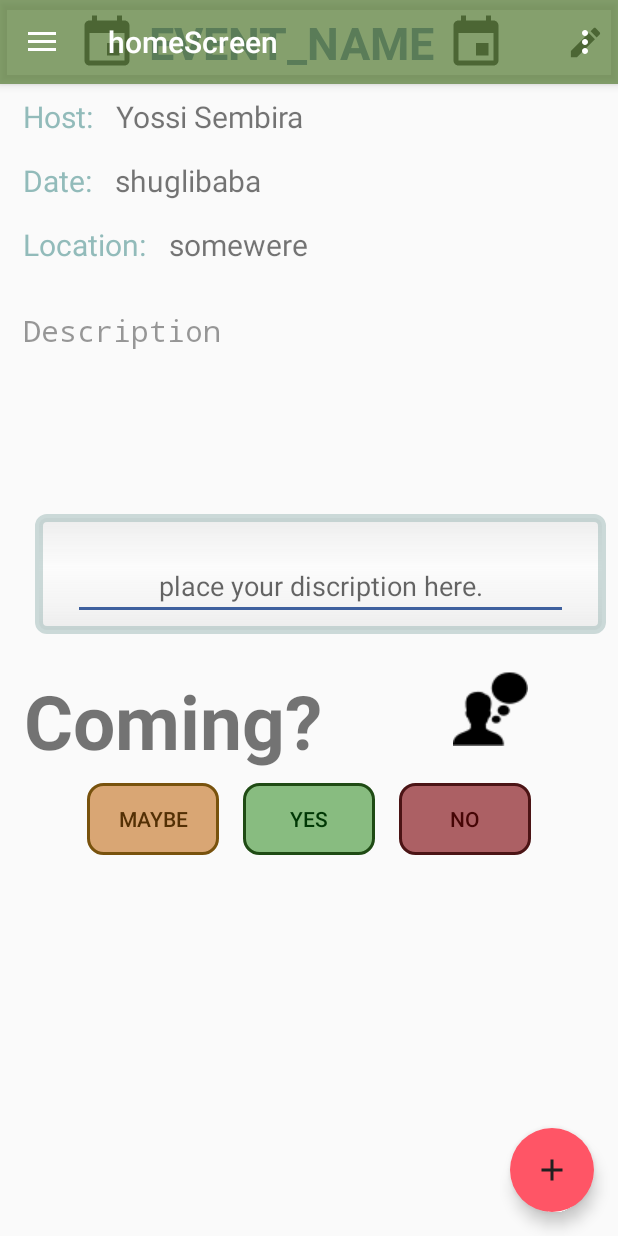
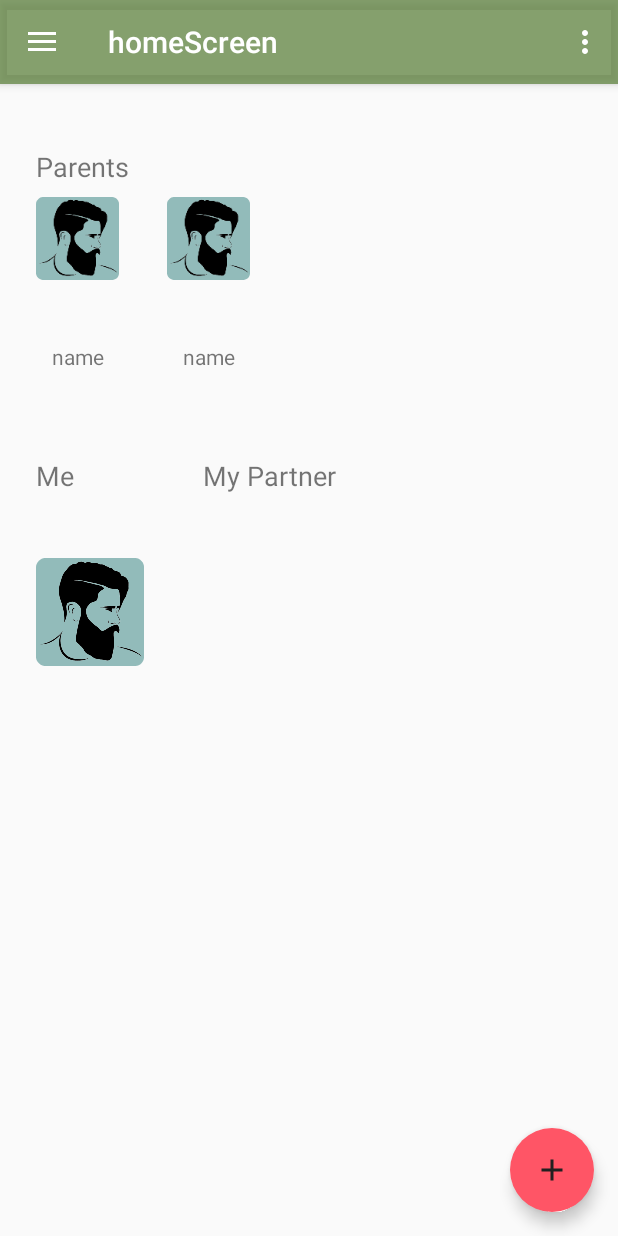
Before and after one commit to ben-sembira-1/Family-Hub, an Android app: the homeScreen screen opened directly, with no data from a screen before it, in the side drawer, after a tap on "Family Tree", on a phone screen of 412 x 824 dp. Run offline under Robolectric (Android 15) with nearby library versions, the phone set to English and light mode, and no system bars; our stand-ins replace Firebase (no records; nobody signed in at launch, a user with empty details on screens opened directly); plain views replace StaggeredAnimationGroup.

```diff
--- a/LoginGUI/app/src/main/AndroidManifest.xml
+++ b/LoginGUI/app/src/main/AndroidManifest.xml
@@ -1,6 +1,7 @@
 <?xml version="1.0" encoding="utf-8"?>
 <manifest xmlns:android="http://schemas.android.com/apk/res/android"
     package="com.example.sembi.logingui">
+
     <!-- To auto-complete the email text field in the login form with the user's emails -->
     <uses-permission android:name="android.permission.GET_ACCOUNTS" />
     <uses-permission android:name="android.permission.READ_PHONE_STATE" />
@@ -17,7 +18,8 @@
         android:roundIcon="@mipmap/ic_launcher_round"
         android:supportsRtl="true"
         android:theme="@style/AppTheme">
-        <activity android:name=".SplashScreenSecondLaunch"></activity>
+
+        <activity android:name=".SplashScreenSecondLaunch" />
         <activity android:name=".SplashScreenFirstLaunch">
             <intent-filter>
                 <action android:name="android.intent.action.MAIN" />
@@ -27,7 +29,7 @@
         </activity>
         <activity
             android:name=".LoginActivity"
-            android:screenOrientation="portrait"></activity> <!-- Include the AdActivity configChanges and theme. -->
+            android:screenOrientation="portrait" /> <!-- Include the AdActivity configChanges and theme. -->
         <activity
             android:name="com.google.android.gms.ads.AdActivity"
             android:configChanges="keyboard|keyboardHidden|orientation|screenLayout|uiMode|screenSize|smallestScreenSize"
--- a/LoginGUI/app/src/main/java/com/example/sembi/logingui/homeScreen.java
+++ b/LoginGUI/app/src/main/java/com/example/sembi/logingui/homeScreen.java
@@ -1,12 +1,14 @@
 package com.example.sembi.logingui;
 
+import android.content.Context;
 import android.content.Intent;
 import android.os.Bundle;
 import android.util.Log;
+import android.view.LayoutInflater;
 import android.view.Menu;
 import android.view.MenuItem;
 import android.view.View;
-import android.view.ViewStub;
+import android.widget.LinearLayout;
 import android.widget.TextView;
 
 import com.google.android.material.floatingactionbutton.FloatingActionButton;
@@ -32,16 +34,12 @@ public class homeScreen extends AppCompatActivity
 
     TextView navFullName;
 
-    ViewStub stub;
-
     private static int currentId;
 
     @Override
     protected void onCreate(Bundle savedInstanceState) {
         super.onCreate(savedInstanceState);
         setContentView(R.layout.activity_home_screen);
-
-        stub = findViewById(R.id.layout_stub);
 
         currentId = -1;
 
@@ -146,6 +144,13 @@ public class homeScreen extends AppCompatActivity
         return super.onOptionsItemSelected(item);
     }
 
+    private void inflate(int layoutID) {
+        LinearLayout ll = findViewById(R.id.stubLinearLayout);
+        ll.removeAllViews();
+        LayoutInflater LI = (LayoutInflater) getSystemService(Context.LAYOUT_INFLATER_SERVICE);
+        ll.addView(LI.inflate(layoutID, ll, false));
+    }
+
     @SuppressWarnings("StatementWithEmptyBody")
     @Override
     public boolean onNavigationItemSelected(MenuItem item) {
@@ -157,13 +162,14 @@ public class homeScreen extends AppCompatActivity
         if (id == R.id.nav_members && id != currentId) {
 
         } else if (id == R.id.nav_events && id != currentId) {
-            stub.setLayoutResource(R.layout.activity_event);
-            stub.inflate();
+
+            inflate(R.layout.activity_event);
             currentId = id;
         } else if (id == R.id.nav_give_take && id != currentId) {
 
         } else if (id == R.id.nav_tree && id != currentId) {
-
+            inflate(R.layout.activity_family_tree);
+            currentId = id;
         } else if (id == R.id.nav_share) {
             Intent sendIntent = new Intent();
             sendIntent.setAction(Intent.ACTION_SEND);
@@ -178,7 +184,7 @@ public class homeScreen extends AppCompatActivity
             startActivity(intent);
         }
 
-        DrawerLayout drawer = (DrawerLayout) findViewById(R.id.drawer_layout);
+        DrawerLayout drawer = findViewById(R.id.drawer_layout);
         drawer.closeDrawer(GravityCompat.START);
 
 
--- a/LoginGUI/app/src/main/res/layout/activity_family_tree.xml
+++ b/LoginGUI/app/src/main/res/layout/activity_family_tree.xml
@@ -15,7 +15,7 @@
         android:text="Parents"
         android:textSize="18sp"
         app:layout_constraintStart_toStartOf="parent"
-        app:layout_constraintTop_toTopOf="parent" />
+        app:layout_constraintTop_toTopOf="@id/guideline1" />
 
     <ImageView
         android:id="@+id/leftParentIV"
@@ -41,14 +41,21 @@
         android:layout_width="wrap_content"
         android:layout_height="wrap_content"
         android:orientation="horizontal"
-        app:layout_constraintGuide_percent="0.25" />
+        app:layout_constraintGuide_percent="0.1" />
 
     <androidx.constraintlayout.widget.Guideline
         android:id="@+id/guideline2"
         android:layout_width="wrap_content"
         android:layout_height="wrap_content"
         android:orientation="horizontal"
-        app:layout_constraintGuide_percent="0.5" />
+        app:layout_constraintGuide_percent="0.35" />
+
+    <androidx.constraintlayout.widget.Guideline
+        android:id="@+id/guideline3"
+        android:layout_width="wrap_content"
+        android:layout_height="wrap_content"
+        android:orientation="horizontal"
+        app:layout_constraintGuide_percent="0.6" />
 
     <TextView
         android:id="@+id/meTV"
@@ -59,14 +66,14 @@
         android:text="Me"
         android:textSize="18sp"
         app:layout_constraintStart_toStartOf="parent"
-        app:layout_constraintTop_toTopOf="@+id/guideline1" />
+        app:layout_constraintTop_toTopOf="@+id/guideline2" />
 
     <ImageView
         android:id="@+id/meIV"
         android:layout_width="wrap_content"
         android:layout_height="wrap_content"
         android:layout_marginBottom="8dp"
-        app:layout_constraintBottom_toTopOf="@+id/guideline2"
+        app:layout_constraintBottom_toTopOf="@+id/guideline3"
         app:layout_constraintStart_toStartOf="@+id/meTV"
         app:layout_constraintTop_toBottomOf="@+id/meTV"
         app:srcCompat="@mipmap/no_profile_pic_round" />
@@ -85,36 +92,38 @@
         android:id="@+id/horizontalScrollView"
         android:layout_width="0dp"
         android:layout_height="0dp"
+        android:layout_marginTop="8dp"
+        android:layout_marginRight="8dp"
         android:layout_marginBottom="8dp"
-        android:layout_marginRight="8dp"
-        app:layout_constraintBottom_toTopOf="@+id/guideline2"
+        app:layout_constraintBottom_toTopOf="@+id/guideline3"
         app:layout_constraintEnd_toEndOf="parent"
         app:layout_constraintStart_toStartOf="@+id/myPartnersTV"
-        app:layout_constraintTop_toTopOf="@+id/meIV">
+        app:layout_constraintTop_toBottomOf="@+id/myPartnersTV">
 
-        <LinearLayout
-            android:layout_width="wrap_content"
-            android:layout_height="match_parent"
-            android:orientation="horizontal">
 
-            <LinearLayout
-                android:layout_width="match_parent"
-                android:layout_height="match_parent"
-                android:orientation="vertical">
+        <!--<LinearLayout-->
+        <!--android:layout_width="wrap_content"-->
+        <!--android:layout_height="match_parent"-->
+        <!--android:orientation="horizontal">-->
 
-                <ImageView
-                    android:id="@+id/partner1IV"
-                    android:layout_width="@dimen/treePicDimens"
-                    android:layout_height="@dimen/treePicDimens"
-                    app:srcCompat="@mipmap/no_profile_pic_round" />
+        <!--<LinearLayout-->
+        <!--android:layout_width="match_parent"-->
+        <!--android:layout_height="match_parent"-->
+        <!--android:orientation="vertical">-->
 
-                <TextView
-                    android:layout_width="match_parent"
-                    android:layout_height="match_parent"
-                    android:gravity="bottom|center_horizontal"
-                    android:text="name" />
-            </LinearLayout>
-        </LinearLayout>
+        <!--<ImageView-->
+        <!--android:id="@+id/partner1IV"-->
+        <!--android:layout_width="@dimen/treePicDimens"-->
+        <!--android:layout_height="@dimen/treePicDimens"-->
+        <!--app:srcCompat="@mipmap/no_profile_pic_round" />-->
+
+        <!--<TextView-->
+        <!--android:layout_width="match_parent"-->
+        <!--android:layout_height="match_parent"-->
+        <!--android:gravity="bottom|center_horizontal"-->
+        <!--android:text="name" />-->
+        <!--</LinearLayout>-->
+        <!--</LinearLayout>-->
     </HorizontalScrollView>
 
     <TextView
@@ -124,7 +133,7 @@
         android:layout_marginBottom="8dp"
         android:layout_marginTop="8dp"
         android:text="name"
-        app:layout_constraintBottom_toTopOf="@+id/guideline1"
+        app:layout_constraintBottom_toTopOf="@+id/guideline2"
         app:layout_constraintEnd_toEndOf="@+id/leftParentIV"
         app:layout_constraintStart_toStartOf="@+id/leftParentIV"
         app:layout_constraintTop_toBottomOf="@+id/leftParentIV" />
@@ -136,10 +145,11 @@
         android:layout_marginBottom="8dp"
         android:layout_marginTop="8dp"
         android:text="name"
-        app:layout_constraintBottom_toTopOf="@+id/guideline1"
+        app:layout_constraintBottom_toTopOf="@+id/guideline2"
         app:layout_constraintEnd_toEndOf="@+id/rightParentIV"
         app:layout_constraintStart_toStartOf="@+id/rightParentIV"
         app:layout_constraintTop_toBottomOf="@+id/rightParentIV" />
+
 
     <androidx.constraintlayout.widget.Guideline
         android:id="@+id/guideline"
@@ -153,7 +163,7 @@
         android:layout_width="0dp"
         android:layout_height="0dp"
         android:layout_margin="8dp"
-        app:layout_constraintTop_toBottomOf="@id/guideline2"
+        app:layout_constraintTop_toBottomOf="@id/guideline3"
         app:layout_constraintEnd_toEndOf="@id/guideline"
         app:layout_constraintStart_toStartOf="parent"
         app:layout_constraintBottom_toBottomOf="parent"/>
@@ -163,7 +173,7 @@
         android:layout_width="0dp"
         android:layout_height="0dp"
         android:layout_margin="8dp"
-        app:layout_constraintTop_toBottomOf="@id/guideline2"
+        app:layout_constraintTop_toBottomOf="@id/guideline3"
         app:layout_constraintEnd_toEndOf="parent"
         app:layout_constraintStart_toStartOf="@id/guideline"
         app:layout_constraintBottom_toBottomOf="parent"/>
--- a/LoginGUI/app/src/main/res/layout/activity_medical_records.xml
+++ b/LoginGUI/app/src/main/res/layout/activity_medical_records.xml
@@ -39,7 +39,7 @@
 
     <ListView
         android:id="@+id/medicalRecordsListView"
-        android:layout_width="395dp"
+        android:layout_width="200dp"
         android:layout_height="463dp"
         android:layout_marginEnd="8dp"
         android:layout_marginStart="8dp"
--- a/LoginGUI/app/src/main/res/layout/app_bar_home_screen.xml
+++ b/LoginGUI/app/src/main/res/layout/app_bar_home_screen.xml
@@ -4,7 +4,8 @@
     xmlns:tools="http://schemas.android.com/tools"
     android:layout_width="match_parent"
     android:layout_height="match_parent"
-    tools:context=".homeScreen">
+    tools:context=".homeScreen"
+    android:id="@+id/app_bar_home_screen_coordinatorLayout">
 
     <com.google.android.material.appbar.AppBarLayout
         android:layout_width="match_parent"
@@ -20,12 +21,11 @@
 
     </com.google.android.material.appbar.AppBarLayout>
 
-    <ViewStub
-        android:id="@+id/layout_stub"
+    <LinearLayout
+        android:id="@+id/stubLinearLayout"
         android:layout_width="match_parent"
         android:layout_height="match_parent"
-        android:layout="@layout/content_home_screen"/>
-
+        android:orientation="horizontal"></LinearLayout>
     <com.google.android.material.floatingactionbutton.FloatingActionButton
         android:id="@+id/fab"
         android:layout_width="wrap_content"
--- /dev/null
+++ b/LoginGUI/app/src/main/res/values/attrs_family_tree_profile.xml
@@ -0,0 +1,6 @@
+<resources>
+    <declare-styleable name="family_tree_profile">
+        <attr name="fullName" format="string" />
+        <attr name="drawable" format="reference" />
+    </declare-styleable>
+</resources>
--- a/LoginGUI/app/src/main/res/values/strings.xml
+++ b/LoginGUI/app/src/main/res/values/strings.xml
@@ -96,5 +96,7 @@
     //familyTree
     <string name="god_name" translatable="false">hod kdushato hacol yachol</string>
     <string name="unkown_name" translatable="false">%unknown%</string>
+    <string name="appwidget_text">EXAMPLE</string>
+    <string name="add_widget">Add widget</string>
 
 </resources>
--- a/LoginGUI/app/src/main/res/values/styles.xml
+++ b/LoginGUI/app/src/main/res/values/styles.xml
@@ -25,9 +25,13 @@
         <item name="windowNoTitle">true</item>
     </style>
 
-    <style name="AppTheme.AppBarOverlay" parent="ThemeOverlay.AppCompat.Dark.ActionBar" />
+    <style name="AppTheme.AppBarOverlay" parent="ThemeOverlay.AppCompat.Dark.ActionBar">
+        <item name="android:windowActionBarOverlay">true</item>
+    </style>
 
-    <style name="AppTheme.PopupOverlay" parent="ThemeOverlay.AppCompat.Light" />
+    <style name="AppTheme.PopupOverlay" parent="ThemeOverlay.AppCompat.Light">
+        <item name="android:windowActionBarOverlay">true</item>
+    </style>
 
     <style name="NoTitle" parent="AppTheme">
         <item name="android:windowNoTitle">true</item>
```
Also changed, not shown: LoginGUI/app/src/main/java/com/example/sembi/logingui/LoginActivity.java (+18 -5 lines), LoginGUI/app/src/main/java/com/example/sembi/logingui/MedicalRecords.java (+4 -3 lines), LoginGUI/app/src/main/java/com/example/sembi/logingui/family_tree_profile.java (added, +88 -0 lines), LoginGUI/app/src/main/res/layout/family_tree_profile_widget.xml (added, +28 -0 lines), LoginGUI/app/src/main/res/values-v14/dimens.xml (added, +10 -0 lines), LoginGUI/app/src/main/res/values/dimens.xml (+8 -0 lines), LoginGUI/app/src/main/res/drawable-nodpi/example_appwidget_preview.png (added).
